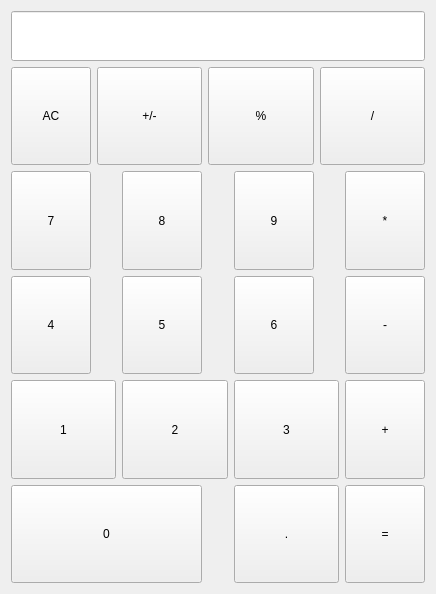
The window that 07-计算器/resource/UI/caculator.ui (liu1073811240/pyqt5_study) describes before a commit, drawn with Qt 5.
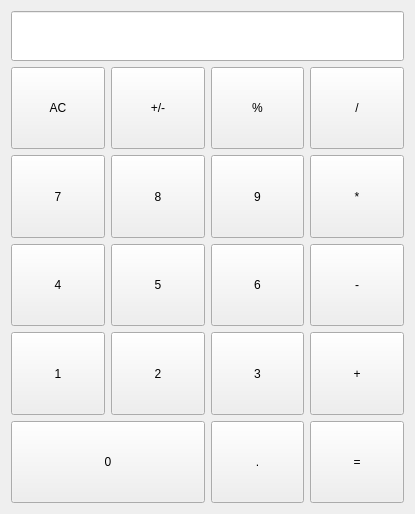
The same window after the commit. Custom widgets are drawn as their Qt base class.

```diff
--- a/07-计算器/resource/UI/caculator.ui
+++ b/07-计算器/resource/UI/caculator.ui
@@ -6,16 +6,22 @@
    <rect>
     <x>0</x>
     <y>0</y>
-    <width>436</width>
-    <height>594</height>
+    <width>415</width>
+    <height>514</height>
    </rect>
   </property>
   <property name="windowTitle">
    <string>Form</string>
   </property>
   <layout class="QGridLayout" name="gridLayout">
-   <item row="0" column="0" colspan="7">
+   <item row="0" column="0" colspan="4">
     <widget class="QLineEdit" name="lineEdit">
+     <property name="sizePolicy">
+      <sizepolicy hsizetype="Expanding" vsizetype="Fixed">
+       <horstretch>0</horstretch>
+       <verstretch>0</verstretch>
+      </sizepolicy>
+     </property>
      <property name="minimumSize">
       <size>
        <width>50</width>
@@ -32,13 +38,19 @@
        <verstretch>0</verstretch>
       </sizepolicy>
      </property>
+     <property name="minimumSize">
+      <size>
+       <width>47</width>
+       <height>50</height>
+      </size>
+     </property>
      <property name="text">
       <string>AC</string>
      </property>
     </widget>
    </item>
-   <item row="1" column="1" colspan="2">
-    <widget class="QPushButton" name="pushButton_2">
+   <item row="1" column="1">
+    <widget class="CalculatorBtn" name="pushButton_2">
      <property name="sizePolicy">
       <sizepolicy hsizetype="Minimum" vsizetype="Expanding">
        <horstretch>0</horstretch>
@@ -50,8 +62,8 @@
      </property>
     </widget>
    </item>
-   <item row="1" column="3" colspan="2">
-    <widget class="QPushButton" name="pushButton_3">
+   <item row="1" column="2">
+    <widget class="CalculatorBtn" name="pushButton_3">
      <property name="sizePolicy">
       <sizepolicy hsizetype="Minimum" vsizetype="Expanding">
        <horstretch>0</horstretch>
@@ -63,8 +75,8 @@
      </property>
     </widget>
    </item>
-   <item row="1" column="5" colspan="2">
-    <widget class="QPushButton" name="pushButton_4">
+   <item row="1" column="3">
+    <widget class="CalculatorBtn" name="pushButton_4">
      <property name="sizePolicy">
       <sizepolicy hsizetype="Minimum" vsizetype="Expanding">
        <horstretch>0</horstretch>
@@ -74,6 +86,15 @@
      <property name="text">
       <string>/</string>
      </property>
+     <property name="checkable">
+      <bool>true</bool>
+     </property>
+     <property name="autoExclusive">
+      <bool>true</bool>
+     </property>
+     <property name="bg" stdset="0">
+      <string>orange</string>
+     </property>
     </widget>
    </item>
    <item row="2" column="0">
@@ -89,8 +110,8 @@
      </property>
     </widget>
    </item>
-   <item row="2" column="2">
-    <widget class="QPushButton" name="pushButton_11">
+   <item row="2" column="1">
+    <widget class="CalculatorBtn" name="pushButton_11">
      <property name="sizePolicy">
       <sizepolicy hsizetype="Minimum" vsizetype="Expanding">
        <horstretch>0</horstretch>
@@ -102,8 +123,8 @@
      </property>
     </widget>
    </item>
-   <item row="2" column="4">
-    <widget class="QPushButton" name="pushButton_9">
+   <item row="2" column="2">
+    <widget class="CalculatorBtn" name="pushButton_9">
      <property name="sizePolicy">
       <sizepolicy hsizetype="Minimum" vsizetype="Expanding">
        <horstretch>0</horstretch>
@@ -115,8 +136,8 @@
      </property>
     </widget>
    </item>
-   <item row="2" column="6">
-    <widget class="QPushButton" name="pushButton_10">
+   <item row="2" column="3">
+    <widget class="CalculatorBtn" name="pushButton_10">
      <property name="sizePolicy">
       <sizepolicy hsizetype="Minimum" vsizetype="Expanding">
        <horstretch>0</horstretch>
@@ -126,6 +147,15 @@
      <property name="text">
       <string>*</string>
      </property>
+     <property name="checkable">
+      <bool>true</bool>
+     </property>
+     <property name="autoExclusive">
+      <bool>true</bool>
+     </property>
+     <property name="bg" stdset="0">
+      <string>orange</string>
+     </property>
     </widget>
    </item>
    <item row="3" column="0">
@@ -141,8 +171,8 @@
      </property>
     </widget>
    </item>
-   <item row="3" column="2">
-    <widget class="QPushButton" name="pushButton_7">
+   <item row="3" column="1">
+    <widget class="CalculatorBtn" name="pushButton_7">
      <property name="sizePolicy">
       <sizepolicy hsizetype="Minimum" vsizetype="Expanding">
        <horstretch>0</horstretch>
@@ -154,8 +184,8 @@
      </property>
     </widget>
    </item>
-   <item row="3" column="4">
-    <widget class="QPushButton" name="pushButton_8">
+   <item row="3" column="2">
+    <widget class="CalculatorBtn" name="pushButton_8">
      <property name="sizePolicy">
       <sizepolicy hsizetype="Minimum" vsizetype="Expanding">
        <horstretch>0</horstretch>
@@ -167,8 +197,8 @@
      </property>
     </widget>
    </item>
-   <item row="3" column="6">
-    <widget class="QPushButton" name="pushButton_6">
+   <item row="3" column="3">
+    <widget class="CalculatorBtn" name="pushButton_6">
      <property name="sizePolicy">
       <sizepolicy hsizetype="Minimum" vsizetype="Expanding">
        <horstretch>0</horstretch>
@@ -178,10 +208,19 @@
      <property name="text">
       <string>-</string>
      </property>
+     <property name="checkable">
+      <bool>true</bool>
+     </property>
+     <property name="autoExclusive">
+      <bool>true</bool>
+     </property>
+     <property name="bg" stdset="0">
+      <string>orange</string>
+     </property>
     </widget>
    </item>
-   <item row="4" column="0" colspan="2">
-    <widget class="QPushButton" name="pushButton_16">
+   <item row="4" column="0">
+    <widget class="CalculatorBtn" name="pushButton_16">
      <property name="sizePolicy">
       <sizepolicy hsizetype="Minimum" vsizetype="Expanding">
        <horstretch>0</horstretch>
@@ -193,8 +232,8 @@
      </property>
     </widget>
    </item>
-   <item row="4" column="2" colspan="2">
-    <widget class="QPushButton" name="pushButton_14">
+   <item row="4" column="1">
+    <widget class="CalculatorBtn" name="pushButton_14">
      <property name="sizePolicy">
       <sizepolicy hsizetype="Minimum" vsizetype="Expanding">
        <horstretch>0</horstretch>
@@ -206,8 +245,8 @@
      </property>
     </widget>
    </item>
-   <item row="4" column="4" colspan="2">
-    <widget class="QPushButton" name="pushButton_15">
+   <item row="4" column="2">
+    <widget class="CalculatorBtn" name="pushButton_15">
      <property name="sizePolicy">
       <sizepolicy hsizetype="Minimum" vsizetype="Expanding">
        <horstretch>0</horstretch>
@@ -219,8 +258,8 @@
      </property>
     </widget>
    </item>
-   <item row="4" column="6">
-    <widget class="QPushButton" name="pushButton_13">
+   <item row="4" column="3">
+    <widget class="CalculatorBtn" name="pushButton_13">
      <property name="sizePolicy">
       <sizepolicy hsizetype="Minimum" vsizetype="Expanding">
        <horstretch>0</horstretch>
@@ -230,10 +269,19 @@
      <property name="text">
       <string>+</string>
      </property>
+     <property name="checkable">
+      <bool>true</bool>
+     </property>
+     <property name="autoExclusive">
+      <bool>true</bool>
+     </property>
+     <property name="bg" stdset="0">
+      <string>orange</string>
+     </property>
     </widget>
    </item>
-   <item row="5" column="0" colspan="3">
-    <widget class="QPushButton" name="pushButton_17">
+   <item row="5" column="0" colspan="2">
+    <widget class="CalculatorBtn" name="pushButton_17">
      <property name="sizePolicy">
       <sizepolicy hsizetype="Minimum" vsizetype="Expanding">
        <horstretch>0</horstretch>
@@ -245,8 +293,8 @@
      </property>
     </widget>
    </item>
-   <item row="5" column="4" colspan="2">
-    <widget class="QPushButton" name="pushButton_18">
+   <item row="5" column="2">
+    <widget class="CalculatorBtn" name="pushButton_18">
      <property name="sizePolicy">
       <sizepolicy hsizetype="Minimum" vsizetype="Expanding">
        <horstretch>0</horstretch>
@@ -258,8 +306,8 @@
      </property>
     </widget>
    </item>
-   <item row="5" column="6">
-    <widget class="QPushButton" name="pushButton_19">
+   <item row="5" column="3">
+    <widget class="CalculatorBtn" name="pushButton_19">
      <property name="sizePolicy">
       <sizepolicy hsizetype="Minimum" vsizetype="Expanding">
        <horstretch>0</horstretch>
@@ -273,6 +321,13 @@
    </item>
   </layout>
  </widget>
+ <customwidgets>
+  <customwidget>
+   <class>CalculatorBtn</class>
+   <extends>QPushButton</extends>
+   <header>Caculator_Btn</header>
+  </customwidget>
+ </customwidgets>
  <resources/>
  <connections/>
 </ui>
```
Left out of the diff: 96 changed lines with no effect on the pictures.
